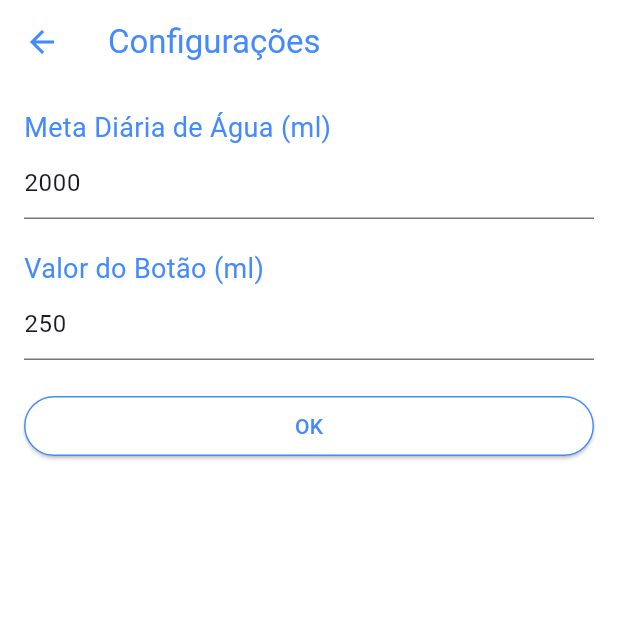
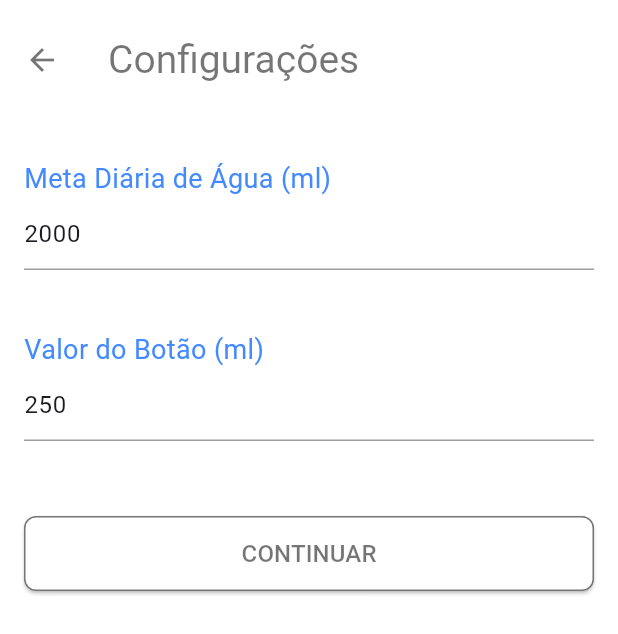
Before and after one commit to AndressaTancredi/water_remider, a Flutter app: the screen it shows after launch, after a tap on the "menu" icon, on a phone screen of 412 x 824 dp. Shown: the top 634 px of the screen. Run offline on Flutter 3.47's test engine with Material 3 defaults, Android fonts, the phone set to English and light mode, and no system bars; our stand-ins replace go_router.

Commit message:
redesign setting page

```diff
--- a/lib/ui/home_screen.dart
+++ b/lib/ui/home_screen.dart
@@ -48,6 +48,19 @@ class WaterHomePageState extends State<WaterHomePage>
       _animation = Tween<double>(
               begin: _previousProgress, end: _waterIntake / _waterGoal)
           .animate(_controller)
+        ..addListener(() {
+          setState(() {});
+        });
+      _controller.forward();
+    });
+  }
+
+  void _reset() {
+    setState(() {
+      _waterIntake = 0;
+      _isGoalReached = false;
+      _controller.reset();
+      _animation = Tween<double>(begin: 0, end: 0).animate(_controller)
         ..addListener(() {
           setState(() {});
         });
@@ -146,7 +159,8 @@ class WaterHomePageState extends State<WaterHomePage>
               width: 80.0,
               height: 80.0,
               child: FloatingActionButton(
-                onPressed: () => _addWater(_buttonValue),
+                onPressed:
+                    _isGoalReached ? _reset : () => _addWater(_buttonValue),
                 backgroundColor: Colors.white,
                 shape: const CircleBorder(
                     side: BorderSide(color: Colors.blueAccent, width: 2)),
@@ -158,8 +172,12 @@ class WaterHomePageState extends State<WaterHomePage>
                   child: Column(
                     mainAxisAlignment: MainAxisAlignment.center,
                     children: [
-                      const Icon(Icons.add, color: Colors.blueAccent, size: 30),
-                      Text('${_buttonValue.toInt()} ml',
+                      Icon(_isGoalReached ? Icons.refresh : Icons.add,
+                          color: Colors.blueAccent, size: 30),
+                      Text(
+                          _isGoalReached
+                              ? 'Reiniciar'
+                              : '${_buttonValue.toInt()} ml',
                           style: const TextStyle(
                               color: Colors.blueAccent, fontSize: 14)),
                     ],
--- a/lib/ui/settings_page.dart
+++ b/lib/ui/settings_page.dart
@@ -35,12 +35,12 @@ class SettingsPageState extends State<SettingsPage> {
   Widget build(BuildContext context) {
     return Scaffold(
       appBar: AppBar(
+        toolbarHeight: 80,
         backgroundColor: Colors.white,
-        elevation: 0,
         title: const Text('Configurações',
-            style: TextStyle(color: Colors.blueAccent)),
+            style: TextStyle(color: Colors.black54, fontSize: 26)),
         leading: IconButton(
-          icon: const Icon(Icons.arrow_back, color: Colors.blueAccent),
+          icon: const Icon(Icons.arrow_back_outlined, color: Colors.black54),
           onPressed: () {
             Navigator.pop(context);
           },
@@ -51,6 +51,7 @@ class SettingsPageState extends State<SettingsPage> {
         child: Column(
           crossAxisAlignment: CrossAxisAlignment.stretch,
           children: [
+            const SizedBox(height: 10),
             const Text(
               'Meta Diária de Água (ml)',
               style: TextStyle(fontSize: 18, color: Colors.blueAccent),
@@ -59,31 +60,50 @@ class SettingsPageState extends State<SettingsPage> {
               controller: _goalController,
               decoration: const InputDecoration(
                 border: UnderlineInputBorder(),
+                enabledBorder: UnderlineInputBorder(
+                  borderSide: BorderSide(color: Colors.grey),
+                ),
+                focusedBorder: UnderlineInputBorder(
+                  borderSide: BorderSide(color: Colors.grey),
+                ),
               ),
               keyboardType: TextInputType.number,
             ),
-            const SizedBox(height: 20),
+            const SizedBox(height: 40),
             const Text(
               'Valor do Botão (ml)',
               style: TextStyle(fontSize: 18, color: Colors.blueAccent),
             ),
             TextField(
               controller: _buttonValueController,
+              cursorColor: Colors.black,
               decoration: const InputDecoration(
                 border: UnderlineInputBorder(),
+                enabledBorder: UnderlineInputBorder(
+                  borderSide: BorderSide(color: Colors.grey),
+                ),
+                focusedBorder: UnderlineInputBorder(
+                  borderSide: BorderSide(color: Colors.grey),
+                ),
               ),
               keyboardType: TextInputType.number,
             ),
-            const SizedBox(height: 20),
-            ElevatedButton(
-              onPressed: _saveSettings,
-              style: ElevatedButton.styleFrom(
-                foregroundColor: Colors.blueAccent,
-                backgroundColor: Colors.white,
-                side: const BorderSide(color: Colors.blueAccent),
+            const SizedBox(height: 50),
+            SizedBox(
+              height: 50,
+              child: ElevatedButton(
+                onPressed: _saveSettings,
+                style: ElevatedButton.styleFrom(
+                  foregroundColor: Colors.blue,
+                  backgroundColor: Colors.white,
+                  side: const BorderSide(color: Colors.black54),
+                  shape: RoundedRectangleBorder(
+                    borderRadius: BorderRadius.circular(8),
+                  ),
+                ),
+                child: const Text('CONTINUAR',
+                    style: TextStyle(color: Colors.black54, fontSize: 16)),
               ),
-              child:
-                  const Text('OK', style: TextStyle(color: Colors.blueAccent)),
             ),
           ],
         ),
```
